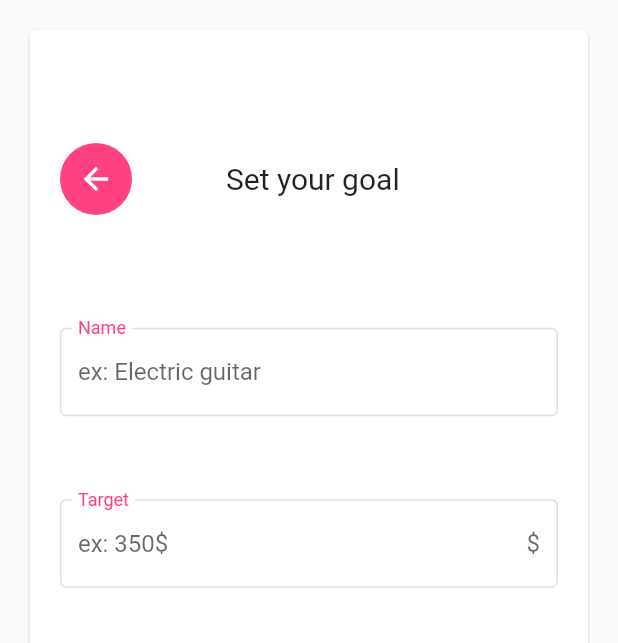
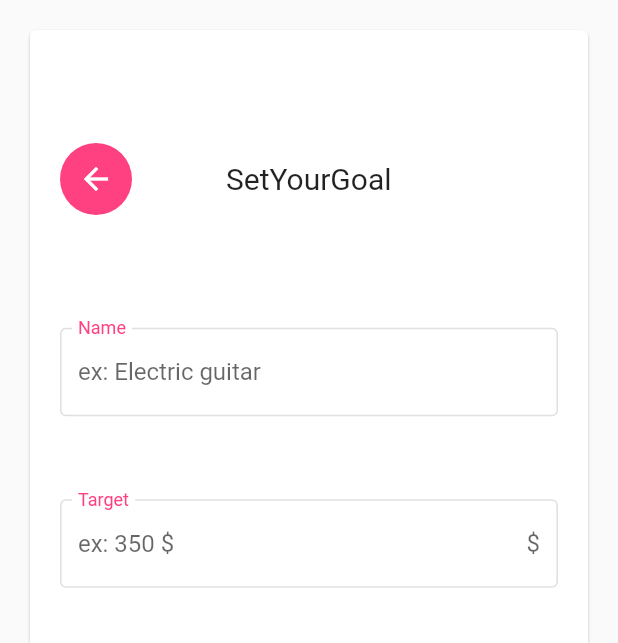
Before and after one commit to cezarmocanu/budgeto, a Flutter app: the screen it shows after launch, scrolled down 144 dp, after a tap on "Add new goal", on a phone screen of 412 x 824 dp. Shown: the top 643 px of the screen. Run offline on Flutter 3.47's test engine with Material 2 defaults, Android fonts, the phone set to English and light mode, and no system bars; our stand-ins replace pie_chart.

Commit message:
[JDbMx0gd] Added labels dictionary and label method

```diff
--- a/lib/change-notifiers/app-model.dart
+++ b/lib/change-notifiers/app-model.dart
@@ -76,6 +76,4 @@ class AppModel extends ChangeNotifier {
   }
 
   List<Category> get categories => _categories;
-
-  String title = "hello form app model";
 }
--- /dev/null
+++ b/lib/constants/strings.dart
@@ -0,0 +1,41 @@
+enum LabelsEnum {
+  addGoal,
+  allowance,
+  category,
+  expenses,
+  exampleElectricGuitar,
+  exampleTargetGoal,
+  exampleAllowance,
+  goals,
+  monthlyIncome,
+  name,
+  profile,
+  setYourGoal,
+  target,
+  unknown,
+}
+
+const Map<LabelsEnum, String> _LABELS_MAP = {
+  LabelsEnum.addGoal: 'Add Goal',
+  LabelsEnum.allowance: 'Allowance',
+  LabelsEnum.category: 'Category',
+  LabelsEnum.expenses: 'Expenses',
+  LabelsEnum.exampleElectricGuitar: 'ex: Electric guitar',
+  LabelsEnum.exampleTargetGoal: 'ex: 350 \$',
+  LabelsEnum.exampleAllowance: 'ex: 50\$ (per month)',
+  LabelsEnum.goals: 'Goals',
+  LabelsEnum.monthlyIncome: 'Monthly Income',
+  LabelsEnum.name: 'Name',
+  LabelsEnum.profile: 'Profile',
+  LabelsEnum.setYourGoal: 'SetYourGoal',
+  LabelsEnum.target: 'Target',
+  LabelsEnum.unknown: 'Unknown'
+};
+
+String t(LabelsEnum label) {
+  if (!_LABELS_MAP.containsKey(label)) {
+    return 'Label not found!';
+  }
+
+  return _LABELS_MAP[label]!;
+}
--- a/lib/dashboard-tabs/goals-tab.dart
+++ b/lib/dashboard-tabs/goals-tab.dart
@@ -1,6 +1,7 @@
 import 'package:budgeto_flutter/change-notifiers/app-model.dart';
 import 'package:budgeto_flutter/common/snackbar-content.dart';
-import 'package:budgeto_flutter/constants.dart';
+import 'package:budgeto_flutter/constants/routes.dart';
+import 'package:budgeto_flutter/constants/strings.dart';
 import 'package:budgeto_flutter/models/category.dart';
 import 'package:budgeto_flutter/models/goal.dart';
 import 'package:flutter/material.dart';
@@ -24,12 +25,13 @@ class GoalsTab extends StatelessWidget {
                     crossAxisAlignment: CrossAxisAlignment.start,
                     children: [
                       Text(
+                        //TODO make label dependant on currency
                         "${app.income} \$",
                         style: TextStyle(
                             fontSize: 30, fontWeight: FontWeight.bold),
                       ),
                       Text(
-                        "Monthly Income",
+                        t(LabelsEnum.monthlyIncome),
                         style: TextStyle(fontSize: 12),
                       ),
                       Padding(
@@ -66,18 +68,6 @@ class GoalsTab extends StatelessWidget {
             ],
           ),
         ),
-      ),
-    );
-  }
-}
-
-//TODO add appbar in a better design
-class _AppBarTitle extends StatelessWidget {
-  @override
-  Widget build(BuildContext context) {
-    return Consumer<AppModel>(
-      builder: (context, app, child) => AppBar(
-        title: Text("Monthly income ${app.income} \$"),
       ),
     );
   }
--- a/lib/main.dart
+++ b/lib/main.dart
@@ -1,5 +1,5 @@
 import 'package:budgeto_flutter/change-notifiers/app-model.dart';
-import 'package:budgeto_flutter/constants.dart';
+import 'package:budgeto_flutter/constants/routes.dart';
 import 'package:budgeto_flutter/screens/add_goal.dart';
 import 'package:budgeto_flutter/screens/dashboard.dart';
 import 'package:flutter/material.dart';
--- a/lib/models/category.dart
+++ b/lib/models/category.dart
@@ -1,7 +1,8 @@
+import 'package:budgeto_flutter/constants/strings.dart';
 import 'package:flutter/material.dart';
 
 class Category {
-  String name = 'Unknown';
+  String name = t(LabelsEnum.unknown);
   IconData icon = IconData(57522, fontFamily: 'MaterialIcons');
 
   Category.empty();
--- a/lib/models/goal.dart
+++ b/lib/models/goal.dart
@@ -1,9 +1,10 @@
+import 'package:budgeto_flutter/constants/strings.dart';
 import 'package:budgeto_flutter/models/category.dart';
 import 'package:intl/intl.dart';
 
 class Goal {
   int id = 0;
-  String title = 'Default title';
+  String title = t(LabelsEnum.unknown);
   double budget = 0;
   Category category = Category.empty();
   double allowance = 0;
--- a/lib/screens/add_goal.dart
+++ b/lib/screens/add_goal.dart
@@ -1,5 +1,6 @@
 import 'package:budgeto_flutter/change-notifiers/app-model.dart';
-import 'package:budgeto_flutter/constants.dart';
+import 'package:budgeto_flutter/constants/routes.dart';
+import 'package:budgeto_flutter/constants/strings.dart';
 import 'package:budgeto_flutter/models/category.dart';
 import 'package:budgeto_flutter/models/goal.dart';
 import 'package:provider/provider.dart';
@@ -73,19 +74,19 @@ class _AddGoalForm extends StatelessWidget {
         children: [
           _FormHeader(),
           _FormField(
-            label: "Name",
-            hint: "ex: Electric guitar",
+            label: t(LabelsEnum.name),
+            hint: t(LabelsEnum.exampleElectricGuitar),
             controller: _controllers[_Field.name],
           ),
           _FormField(
-            label: "Target",
-            hint: "ex: 350\$",
+            label: t(LabelsEnum.target),
+            hint: t(LabelsEnum.exampleTargetGoal),
             controller: _controllers[_Field.budget],
             suffix: '\$',
           ),
           _FormField(
-            label: "Allowance",
-            hint: "ex: 50\$ (per month)",
+            label: t(LabelsEnum.allowance),
+            hint: t(LabelsEnum.exampleAllowance),
             controller: _controllers[_Field.allowance],
             suffix: '\$',
           ),
@@ -148,7 +149,7 @@ class _FormHeader extends StatelessWidget {
           Expanded(
             flex: 2,
             child: Text(
-              "Set your goal",
+              t(LabelsEnum.setYourGoal),
               style: TextStyle(
                 fontSize: 20,
               ),
@@ -224,7 +225,7 @@ class _CategoryDropdown extends StatelessWidget {
         },
         items: items,
         decoration: InputDecoration(
-          labelText: "Category",
+          labelText: t(LabelsEnum.category),
           labelStyle: TextStyle(color: Colors.pinkAccent),
           floatingLabelBehavior: FloatingLabelBehavior.always,
           enabledBorder: OutlineInputBorder(
--- a/lib/screens/dashboard.dart
+++ b/lib/screens/dashboard.dart
@@ -1,3 +1,4 @@
+import 'package:budgeto_flutter/constants/strings.dart';
 import 'package:budgeto_flutter/dashboard-tabs/goals-tab.dart';
 import 'package:flutter/material.dart';
 
@@ -15,7 +16,7 @@ class Dashboard extends StatelessWidget {
           child: Align(
             alignment: Alignment.center,
             child: Text(
-              "Goals",
+              t(LabelsEnum.goals),
               style: TextStyle(
                 fontWeight: FontWeight.bold,
               ),
@@ -33,7 +34,7 @@ class Dashboard extends StatelessWidget {
           child: Align(
             alignment: Alignment.center,
             child: Text(
-              "Expenses",
+              t(LabelsEnum.expenses),
               style: TextStyle(
                 fontWeight: FontWeight.bold,
               ),
@@ -51,7 +52,7 @@ class Dashboard extends StatelessWidget {
           child: Align(
             alignment: Alignment.center,
             child: Text(
-              "Profile",
+              t(LabelsEnum.profile),
               style: TextStyle(
                 fontWeight: FontWeight.bold,
               ),
```
Also changed, not shown: lib/constants/routes.dart (renamed from lib/constants.dart).
